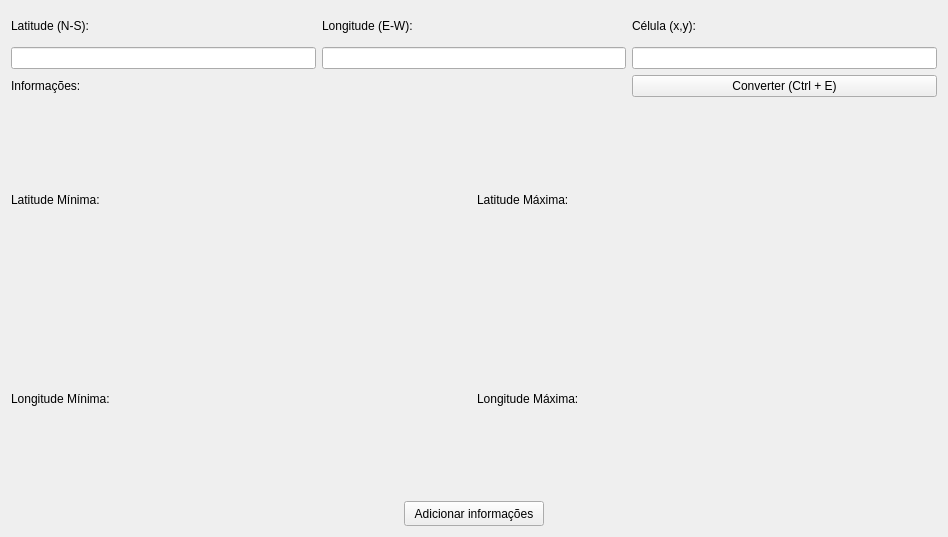
BetSpaguetty/Projeto-Taludes, file paulo/form3.ui: the form before one commit.
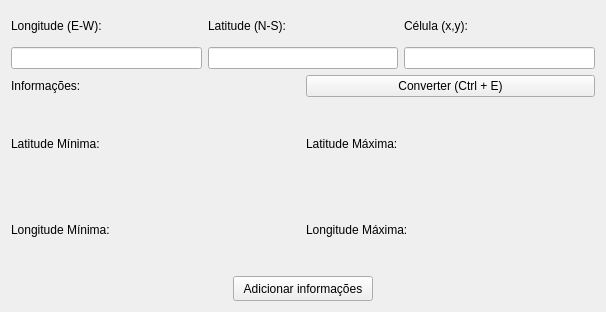
The form after the commit.

Patch:
```diff
--- a/paulo/form3.ui
+++ b/paulo/form3.ui
@@ -6,8 +6,8 @@
    <rect>
     <x>0</x>
     <y>0</y>
-    <width>948</width>
-    <height>537</height>
+    <width>606</width>
+    <height>312</height>
    </rect>
   </property>
   <property name="windowTitle">
@@ -89,19 +89,6 @@
    </item>
    <item row="0" column="0">
     <layout class="QHBoxLayout" name="horizontalLayout">
-     <item>
-      <widget class="QLabel" name="label">
-       <property name="maximumSize">
-        <size>
-         <width>16777215</width>
-         <height>30</height>
-        </size>
-       </property>
-       <property name="text">
-        <string>Latitude (N-S):</string>
-       </property>
-      </widget>
-     </item>
      <item>
       <widget class="QLabel" name="label_2">
        <property name="maximumSize">
@@ -115,6 +102,19 @@
        </property>
       </widget>
      </item>
+     <item>
+      <widget class="QLabel" name="label">
+       <property name="maximumSize">
+        <size>
+         <width>16777215</width>
+         <height>30</height>
+        </size>
+       </property>
+       <property name="text">
+        <string>Latitude (N-S):</string>
+       </property>
+      </widget>
+     </item>
      <item>
       <widget class="QLabel" name="label_3">
        <property name="maximumSize">
```
